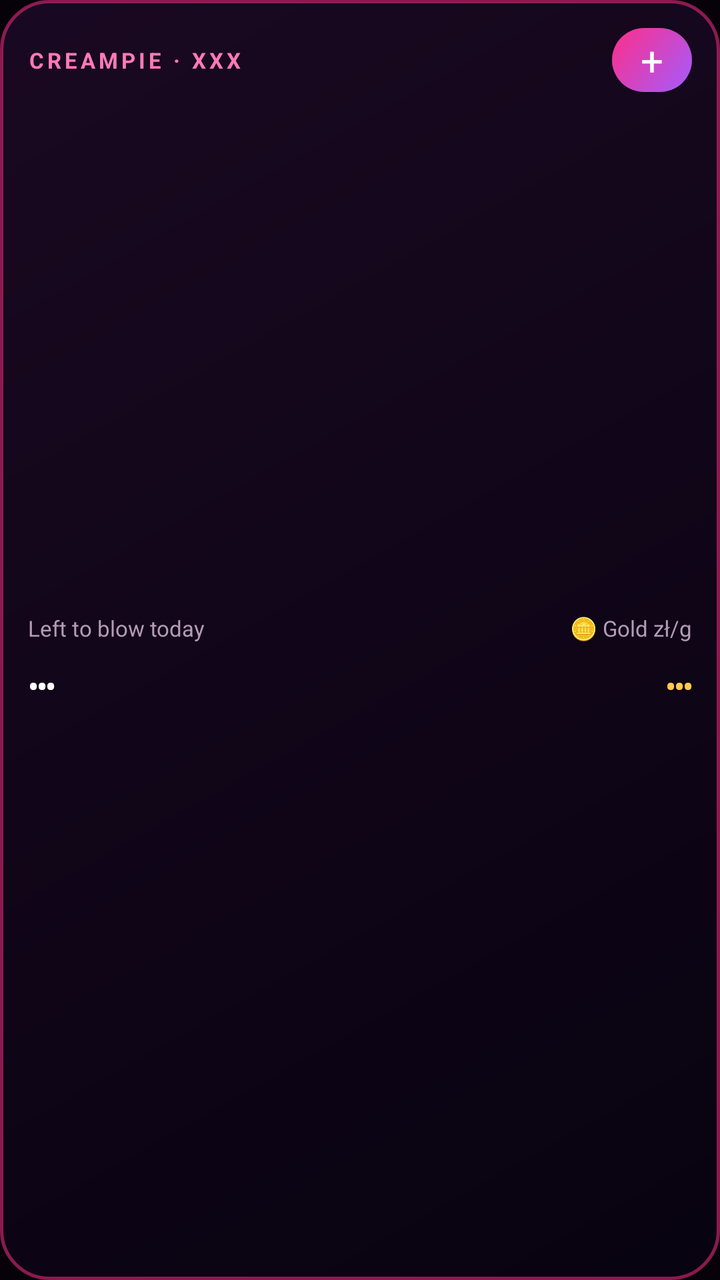
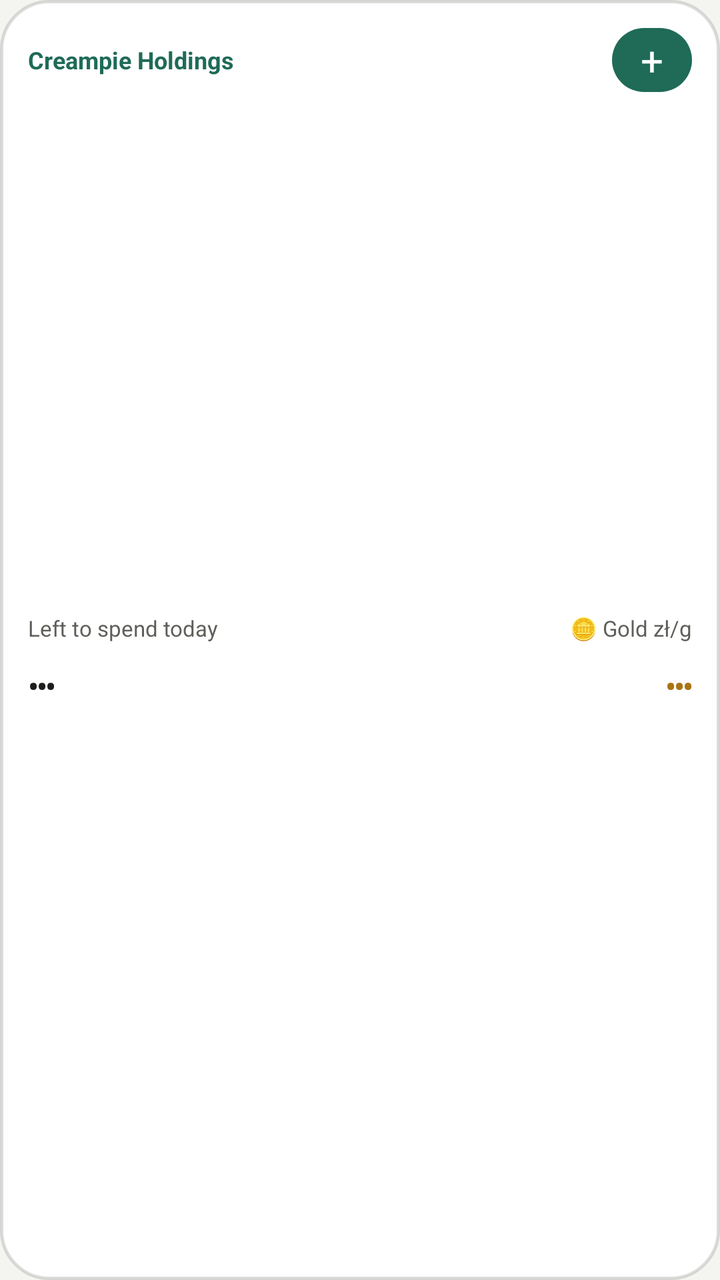

Before-and-after screenshots of an Android layout around one commit, followed by the original layout XML and the change that was made.
<!-- AndroidManifest.xml: application theme Theme.Creampie -->
<!-- res/layout/widget.xml -->
<?xml version="1.0" encoding="utf-8"?>
<LinearLayout xmlns:android="http://schemas.android.com/apk/res/android"
    android:id="@+id/root" android:layout_width="match_parent" android:layout_height="match_parent"
    android:background="@drawable/widget_bg" android:orientation="vertical" android:padding="14dp">
    <LinearLayout android:layout_width="match_parent" android:layout_height="wrap_content" android:gravity="center_vertical" android:orientation="horizontal">
        <TextView android:layout_width="0dp" android:layout_weight="1" android:layout_height="wrap_content"
            android:text="CREAMPIE · XXX" android:textColor="#FF7AB8" android:textSize="11sp" android:textStyle="bold" android:letterSpacing="0.15" />
        <TextView android:id="@+id/add" android:layout_width="40dp" android:layout_height="32dp" android:gravity="center"
            android:background="@drawable/widget_btn" android:text="+" android:textColor="#FFFFFF" android:textSize="20sp" />
    </LinearLayout>
    <LinearLayout android:layout_width="match_parent" android:layout_height="0dp" android:layout_weight="1" android:orientation="horizontal" android:gravity="center_vertical">
        <LinearLayout android:layout_width="0dp" android:layout_weight="1" android:layout_height="wrap_content" android:orientation="vertical">
            <TextView android:id="@+id/left_label" android:layout_width="wrap_content" android:layout_height="wrap_content" android:text="Left to blow today" android:textColor="#B49BB5" android:textSize="11sp" />
            <TextView android:id="@+id/left" android:layout_width="wrap_content" android:layout_height="wrap_content" android:text="…" android:textColor="#FFFFFF" android:textSize="22sp" android:textStyle="bold" android:fontFamily="monospace" />
            <TextView android:id="@+id/today" android:layout_width="wrap_content" android:layout_height="wrap_content" android:text="" android:textColor="#7C6680" android:textSize="11sp" />
        </LinearLayout>
        <LinearLayout android:id="@+id/goldbox" android:layout_width="0dp" android:layout_weight="1" android:layout_height="wrap_content" android:orientation="vertical" android:gravity="end">
            <TextView android:layout_width="wrap_content" android:layout_height="wrap_content" android:text="🪙 Gold zł/g" android:textColor="#B49BB5" android:textSize="11sp" />
            <TextView android:id="@+id/gold" android:layout_width="wrap_content" android:layout_height="wrap_content" android:text="…" android:textColor="#FFC94D" android:textSize="22sp" android:textStyle="bold" android:fontFamily="monospace" />
            <TextView android:id="@+id/goldchg" android:layout_width="wrap_content" android:layout_height="wrap_content" android:text="" android:textColor="#7C6680" android:textSize="11sp" />
        </LinearLayout>
    </LinearLayout>
</LinearLayout>
<!-- resources referenced by this layout -->
<resources>
  <!-- drawable widget_bg (drawable) -->
  <?xml version="1.0" encoding="utf-8"?>
  <shape xmlns:android="http://schemas.android.com/apk/res/android">
      <gradient android:angle="315" android:startColor="#F21A0822" android:endColor="#F2070210" />
      <corners android:radius="24dp" />
      <stroke android:width="1.5dp" android:color="#88FF2E88" />
  </shape>
  <!-- drawable widget_btn (drawable) -->
  <?xml version="1.0" encoding="utf-8"?>
  <shape xmlns:android="http://schemas.android.com/apk/res/android">
      <gradient android:angle="315" android:startColor="#FFFF2E88" android:endColor="#FFA35CFF" />
      <corners android:radius="16dp" />
  </shape>
  <style name="Theme.Creampie" parent="android:Theme.Material.NoActionBar">
          <item name="android:windowBackground">@color/bg</item>
          <item name="android:statusBarColor">@color/bg</item>
          <item name="android:navigationBarColor">@color/bg</item>
          <item name="android:colorAccent">@color/pink</item>
          <item name="android:windowLightStatusBar">false</item>
      </style>
  <color name="bg">#07020A</color>
  <color name="pink">#FF2E88</color>
</resources>

<!-- the commit's change to res/layout/widget.xml (unified diff, before → after) -->
@@ -4,20 +4,20 @@
     android:background="@drawable/widget_bg" android:orientation="vertical" android:padding="14dp">
     <LinearLayout android:layout_width="match_parent" android:layout_height="wrap_content" android:gravity="center_vertical" android:orientation="horizontal">
         <TextView android:layout_width="0dp" android:layout_weight="1" android:layout_height="wrap_content"
-            android:text="CREAMPIE · XXX" android:textColor="#FF7AB8" android:textSize="11sp" android:textStyle="bold" android:letterSpacing="0.15" />
+            android:text="Creampie Holdings" android:textColor="#1F6B57" android:textSize="12sp" android:textStyle="bold" />
         <TextView android:id="@+id/add" android:layout_width="40dp" android:layout_height="32dp" android:gravity="center"
             android:background="@drawable/widget_btn" android:text="+" android:textColor="#FFFFFF" android:textSize="20sp" />
     </LinearLayout>
     <LinearLayout android:layout_width="match_parent" android:layout_height="0dp" android:layout_weight="1" android:orientation="horizontal" android:gravity="center_vertical">
         <LinearLayout android:layout_width="0dp" android:layout_weight="1" android:layout_height="wrap_content" android:orientation="vertical">
-            <TextView android:id="@+id/left_label" android:layout_width="wrap_content" android:layout_height="wrap_content" android:text="Left to blow today" android:textColor="#B49BB5" android:textSize="11sp" />
-            <TextView android:id="@+id/left" android:layout_width="wrap_content" android:layout_height="wrap_content" android:text="…" android:textColor="#FFFFFF" android:textSize="22sp" android:textStyle="bold" android:fontFamily="monospace" />
-            <TextView android:id="@+id/today" android:layout_width="wrap_content" android:layout_height="wrap_content" android:text="" android:textColor="#7C6680" android:textSize="11sp" />
+            <TextView android:id="@+id/left_label" android:layout_width="wrap_content" android:layout_height="wrap_content" android:text="Left to spend today" android:textColor="#5F5F5A" android:textSize="11sp" />
+            <TextView android:id="@+id/left" android:layout_width="wrap_content" android:layout_height="wrap_content" android:text="…" android:textColor="#1D1D1B" android:textSize="22sp" android:textStyle="bold" android:fontFamily="monospace" />
+            <TextView android:id="@+id/today" android:layout_width="wrap_content" android:layout_height="wrap_content" android:text="" android:textColor="#8D8C85" android:textSize="11sp" />
         </LinearLayout>
         <LinearLayout android:id="@+id/goldbox" android:layout_width="0dp" android:layout_weight="1" android:layout_height="wrap_content" android:orientation="vertical" android:gravity="end">
-            <TextView android:layout_width="wrap_content" android:layout_height="wrap_content" android:text="🪙 Gold zł/g" android:textColor="#B49BB5" android:textSize="11sp" />
-            <TextView android:id="@+id/gold" android:layout_width="wrap_content" android:layout_height="wrap_content" android:text="…" android:textColor="#FFC94D" android:textSize="22sp" android:textStyle="bold" android:fontFamily="monospace" />
-            <TextView android:id="@+id/goldchg" android:layout_width="wrap_content" android:layout_height="wrap_content" android:text="" android:textColor="#7C6680" android:textSize="11sp" />
+            <TextView android:layout_width="wrap_content" android:layout_height="wrap_content" android:text="🪙 Gold zł/g" android:textColor="#5F5F5A" android:textSize="11sp" />
+            <TextView android:id="@+id/gold" android:layout_width="wrap_content" android:layout_height="wrap_content" android:text="…" android:textColor="#A87414" android:textSize="22sp" android:textStyle="bold" android:fontFamily="monospace" />
+            <TextView android:id="@+id/goldchg" android:layout_width="wrap_content" android:layout_height="wrap_content" android:text="" android:textColor="#8D8C85" android:textSize="11sp" />
         </LinearLayout>
     </LinearLayout>
 </LinearLayout>
<!-- resource entries referenced after the edit -->
@@ -3,14 +3,14 @@
   <!-- drawable widget_bg (drawable) -->
   <?xml version="1.0" encoding="utf-8"?>
   <shape xmlns:android="http://schemas.android.com/apk/res/android">
-      <gradient android:angle="315" android:startColor="#F21A0822" android:endColor="#F2070210" />
+      <solid android:color="#F7FFFFFF" />
       <corners android:radius="24dp" />
-      <stroke android:width="1.5dp" android:color="#88FF2E88" />
+      <stroke android:width="1.5dp" android:color="#22000000" />
   </shape>
   <!-- drawable widget_btn (drawable) -->
   <?xml version="1.0" encoding="utf-8"?>
   <shape xmlns:android="http://schemas.android.com/apk/res/android">
-      <gradient android:angle="315" android:startColor="#FFFF2E88" android:endColor="#FFA35CFF" />
+      <solid android:color="#FF1F6B57" />
       <corners android:radius="16dp" />
   </shape>
   <style name="Theme.Creampie" parent="android:Theme.Material.NoActionBar">
@@ -18,9 +18,10 @@
           <item name="android:statusBarColor">@color/bg</item>
           <item name="android:navigationBarColor">@color/bg</item>
           <item name="android:colorAccent">@color/pink</item>
-          <item name="android:windowLightStatusBar">false</item>
+          <item name="android:windowLightStatusBar">true</item>
+          <item name="android:windowLightNavigationBar">true</item>
       </style>
-  <color name="bg">#07020A</color>
-  <color name="pink">#FF2E88</color>
+  <color name="bg">#F4F4F1</color>
+  <color name="pink">#1F6B57</color>
 </resources>
 
